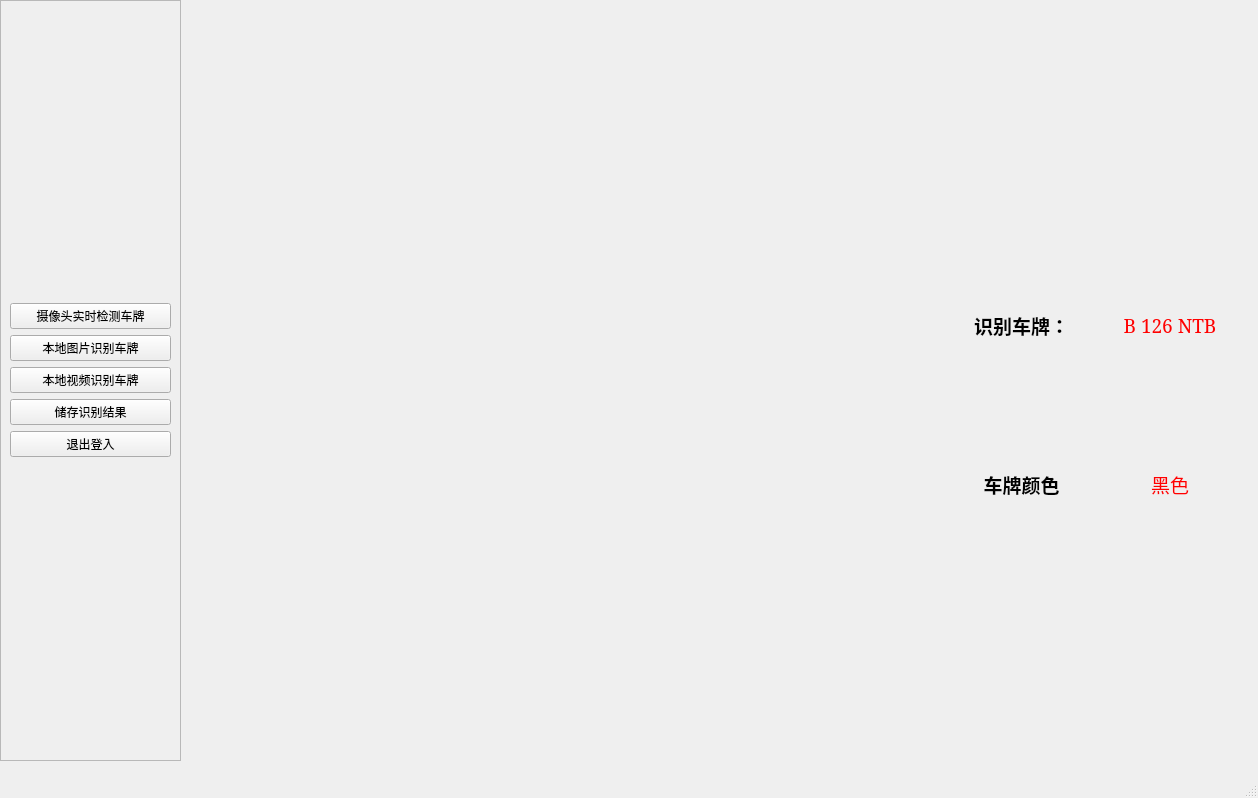
Above: RecognitionWindow.ui from Luchanaaaaa/PlateDetect-QT-YOLOv5-LPRNe before the change. Below: the same form after it.
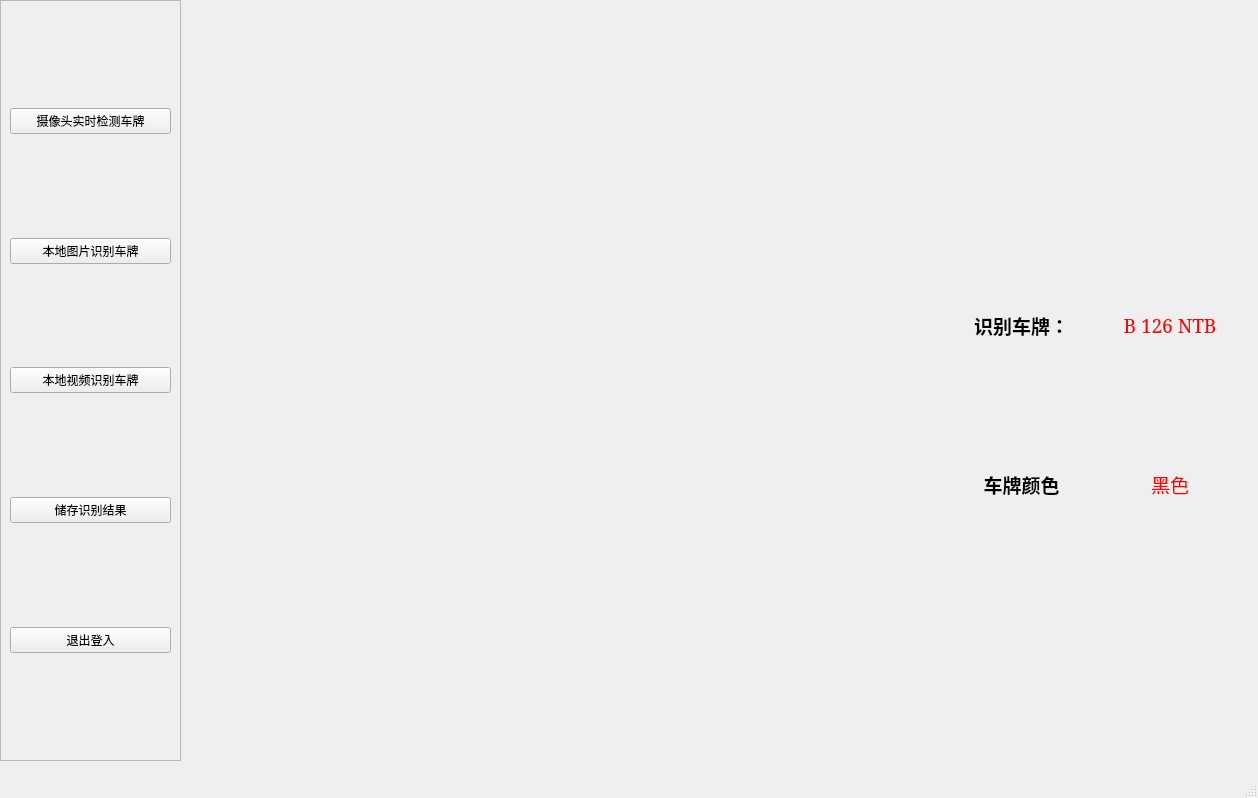
That is the form after the change. Icons and pictures are not drawn.

Commit message: Added spacer springs to achieve uniform vertical distribution of the navigation bar.

The edit to the form file:
```diff
--- a/RecognitionWindow.ui
+++ b/RecognitionWindow.ui
@@ -38,6 +38,19 @@
     <layout class="QVBoxLayout" name="verticalLayout_2">
      <item>
       <layout class="QVBoxLayout" name="verticalLayout">
+       <item>
+        <spacer name="verticalSpacer">
+         <property name="orientation">
+          <enum>Qt::Vertical</enum>
+         </property>
+         <property name="sizeHint" stdset="0">
+          <size>
+           <width>20</width>
+           <height>40</height>
+          </size>
+         </property>
+        </spacer>
+       </item>
        <item>
         <widget class="QPushButton" name="RealTimeDetectButton">
          <property name="text">
@@ -45,6 +58,19 @@
          </property>
         </widget>
        </item>
+       <item>
+        <spacer name="verticalSpacer_2">
+         <property name="orientation">
+          <enum>Qt::Vertical</enum>
+         </property>
+         <property name="sizeHint" stdset="0">
+          <size>
+           <width>20</width>
+           <height>40</height>
+          </size>
+         </property>
+        </spacer>
+       </item>
        <item>
         <widget class="QPushButton" name="ImageDetectButton">
          <property name="text">
@@ -52,6 +78,19 @@
          </property>
         </widget>
        </item>
+       <item>
+        <spacer name="verticalSpacer_3">
+         <property name="orientation">
+          <enum>Qt::Vertical</enum>
+         </property>
+         <property name="sizeHint" stdset="0">
+          <size>
+           <width>20</width>
+           <height>40</height>
+          </size>
+         </property>
+        </spacer>
+       </item>
        <item>
         <widget class="QPushButton" name="VideoDetectButton">
          <property name="text">
@@ -59,6 +98,19 @@
          </property>
         </widget>
        </item>
+       <item>
+        <spacer name="verticalSpacer_4">
+         <property name="orientation">
+          <enum>Qt::Vertical</enum>
+         </property>
+         <property name="sizeHint" stdset="0">
+          <size>
+           <width>20</width>
+           <height>40</height>
+          </size>
+         </property>
+        </spacer>
+       </item>
        <item>
         <widget class="QPushButton" name="SaveResultButton">
          <property name="text">
@@ -66,6 +118,19 @@
          </property>
         </widget>
        </item>
+       <item>
+        <spacer name="verticalSpacer_5">
+         <property name="orientation">
+          <enum>Qt::Vertical</enum>
+         </property>
+         <property name="sizeHint" stdset="0">
+          <size>
+           <width>20</width>
+           <height>40</height>
+          </size>
+         </property>
+        </spacer>
+       </item>
        <item>
         <widget class="QPushButton" name="SignOutButton">
          <property name="text">
@@ -73,6 +138,19 @@
          </property>
         </widget>
        </item>
+       <item>
+        <spacer name="verticalSpacer_6">
+         <property name="orientation">
+          <enum>Qt::Vertical</enum>
+         </property>
+         <property name="sizeHint" stdset="0">
+          <size>
+           <width>20</width>
+           <height>40</height>
+          </size>
+         </property>
+        </spacer>
+       </item>
       </layout>
      </item>
     </layout>
```
The commit also changes 2 other files.
